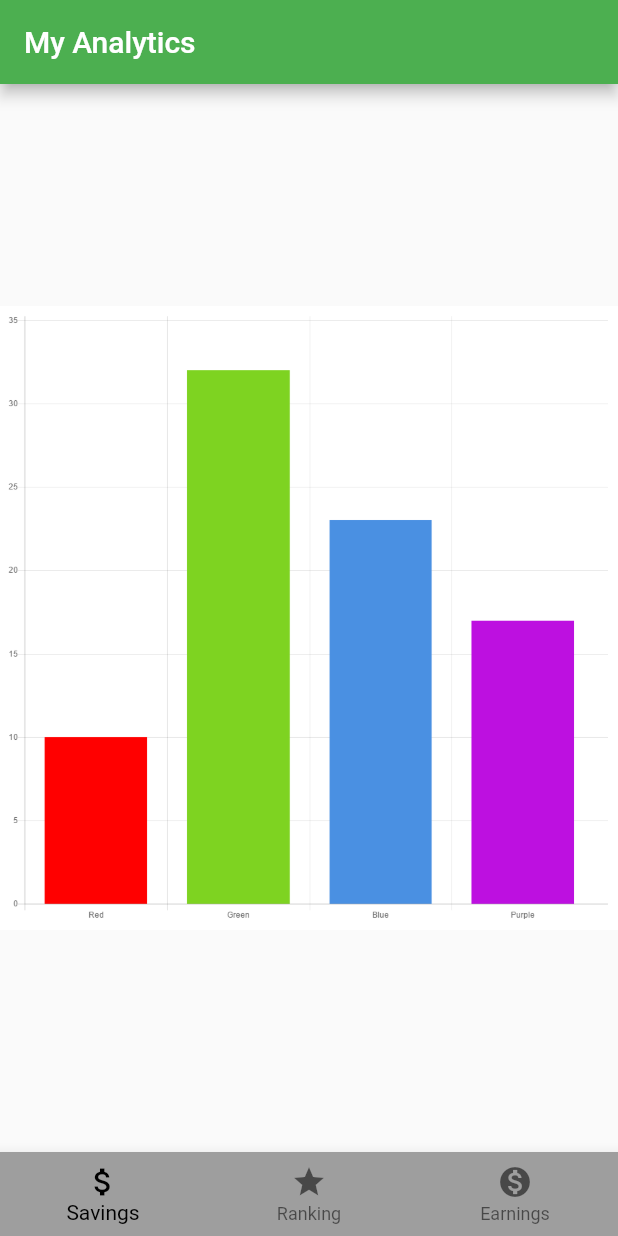
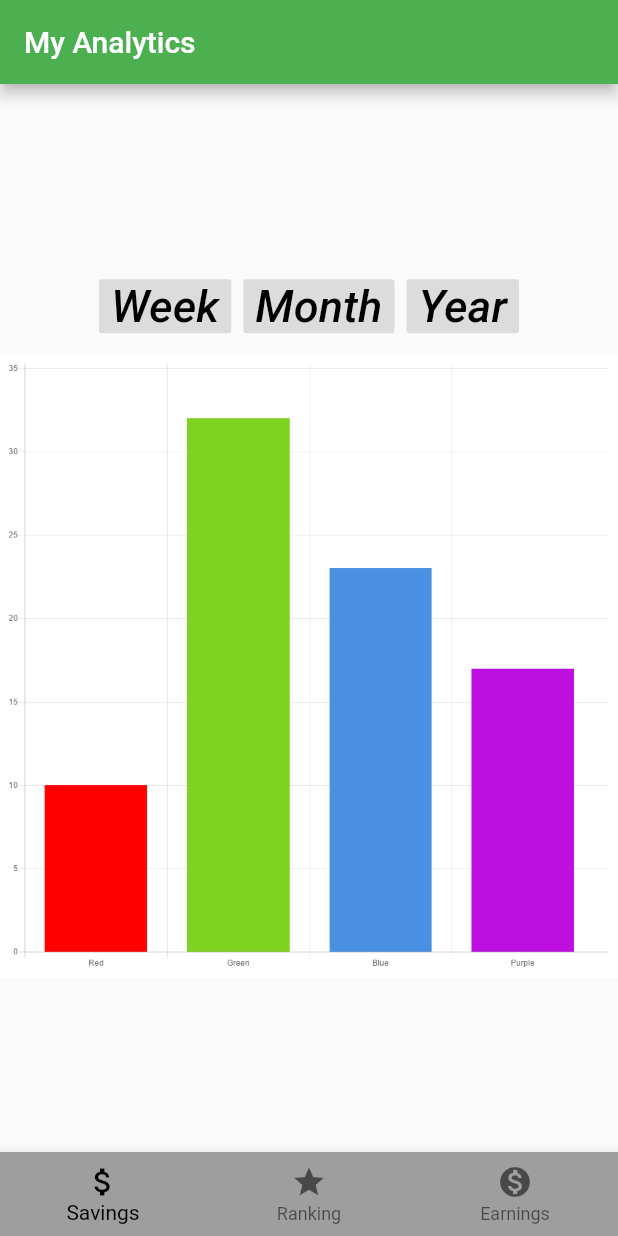
Before and after one commit to Festus1440/platebeacon_app, a Flutter app: the AnalyticsBody screen opened directly, on a phone screen of 412 x 824 dp. Run offline on Flutter 3.47's test engine with Material 2 defaults, Android fonts, the phone set to English and light mode, and no system bars; our stand-ins replace charts_flutter, cloud_firestore, firebase_auth, google_maps_flutter, location; missing offline and left inert: flutter_polyline_points, google_map_polyline; accounts and stored records are empty.

Commit message:
Created top button on the analytics section. Need to cosmetic work

```diff
--- a/lib/restaurantScreens/restaurantAnalytics.dart
+++ b/lib/restaurantScreens/restaurantAnalytics.dart
@@ -2,6 +2,7 @@
 
 import 'dart:async';
 
+import 'package:flutter/cupertino.dart';
 import 'package:flutter/material.dart';
 import 'package:flutter/widgets.dart';
 
@@ -72,6 +73,37 @@ class _AnalyticsBodyState extends State<AnalyticsBody> {
       _selectedIndex = index;
     });
   }
+  final graphButtonStyle = TextStyle(color: Colors.black, fontStyle: FontStyle.italic, fontSize: 30,);
+
+  //Defines and creates the top bar on the chart.
+  Row _createToolBar(){
+    return Row(
+      mainAxisAlignment: MainAxisAlignment.spaceEvenly,
+      children: <Widget>[
+        new ButtonBar(children: <Widget>[
+          RaisedButton(
+            child: Text('Week',
+              style: graphButtonStyle,
+            ),
+            onPressed: null,
+          ),
+          RaisedButton(
+            child: Text('Month',
+              style: graphButtonStyle,
+            ),
+            onPressed: null,
+          ),
+          RaisedButton(
+            child: Text('Year',
+              style: graphButtonStyle,
+            ),
+            onPressed: null,
+          )
+        ],
+        ),
+      ],
+    );
+  }
 
   //Builds the overall view of the Analytics page
   @override
@@ -83,7 +115,13 @@ class _AnalyticsBodyState extends State<AnalyticsBody> {
           title: Text("My Analytics"),
         ),
         body: Center( //Body of the screen
-          child: _widgetOptions.elementAt(_selectedIndex),
+          child: Column(
+            mainAxisAlignment: MainAxisAlignment.center,
+            children: <Widget>[
+              _createToolBar(),
+              _widgetOptions.elementAt(_selectedIndex),
+            ],
+          ),
         ),
         bottomNavigationBar: BottomNavigationBar( //Lower navigation.
           backgroundColor: Colors.grey,
```
